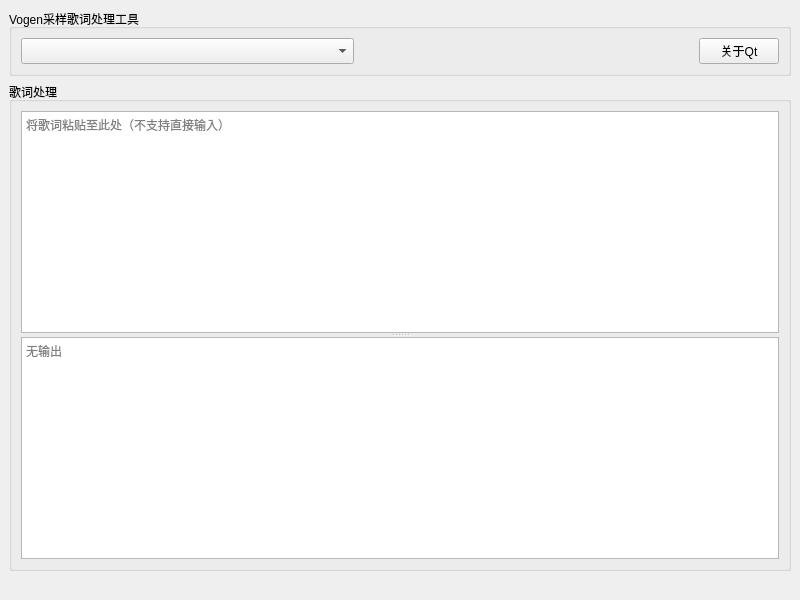
The window that mainwindow.ui (FangCunWuChang/VogenLyricer) describes before a commit, drawn with Qt 5.
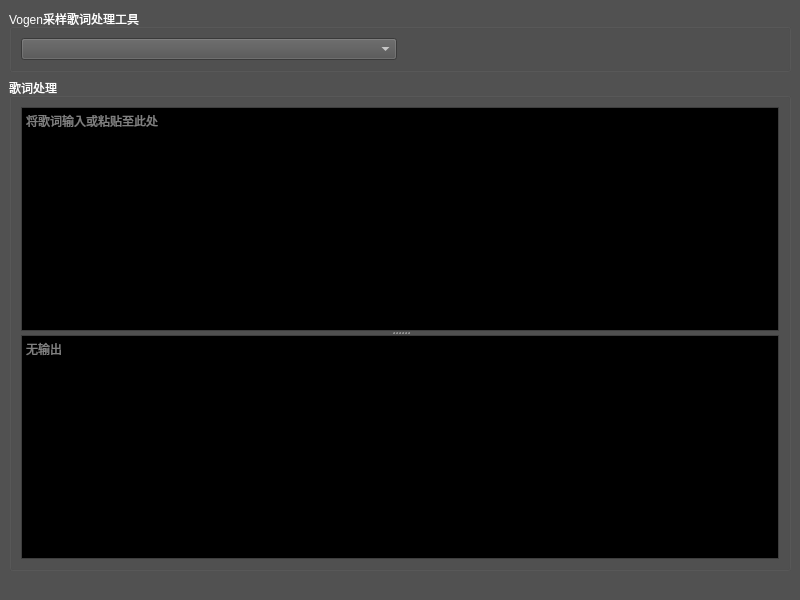
The same window after the commit. Icons and pictures are not drawn.

The edit to the form file:
```diff
--- a/mainwindow.ui
+++ b/mainwindow.ui
@@ -10,6 +10,448 @@
     <height>600</height>
    </rect>
   </property>
+  <property name="palette">
+   <palette>
+    <active>
+     <colorrole role="WindowText">
+      <brush brushstyle="SolidPattern">
+       <color alpha="255">
+        <red>255</red>
+        <green>255</green>
+        <blue>255</blue>
+       </color>
+      </brush>
+     </colorrole>
+     <colorrole role="Button">
+      <brush brushstyle="SolidPattern">
+       <color alpha="255">
+        <red>81</red>
+        <green>81</green>
+        <blue>81</blue>
+       </color>
+      </brush>
+     </colorrole>
+     <colorrole role="Light">
+      <brush brushstyle="SolidPattern">
+       <color alpha="255">
+        <red>121</red>
+        <green>121</green>
+        <blue>121</blue>
+       </color>
+      </brush>
+     </colorrole>
+     <colorrole role="Midlight">
+      <brush brushstyle="SolidPattern">
+       <color alpha="255">
+        <red>101</red>
+        <green>101</green>
+        <blue>101</blue>
+       </color>
+      </brush>
+     </colorrole>
+     <colorrole role="Dark">
+      <brush brushstyle="SolidPattern">
+       <color alpha="255">
+        <red>40</red>
+        <green>40</green>
+        <blue>40</blue>
+       </color>
+      </brush>
+     </colorrole>
+     <colorrole role="Mid">
+      <brush brushstyle="SolidPattern">
+       <color alpha="255">
+        <red>54</red>
+        <green>54</green>
+        <blue>54</blue>
+       </color>
+      </brush>
+     </colorrole>
+     <colorrole role="Text">
+      <brush brushstyle="SolidPattern">
+       <color alpha="255">
+        <red>255</red>
+        <green>255</green>
+        <blue>255</blue>
+       </color>
+      </brush>
+     </colorrole>
+     <colorrole role="BrightText">
+      <brush brushstyle="SolidPattern">
+       <color alpha="255">
+        <red>255</red>
+        <green>255</green>
+        <blue>255</blue>
+       </color>
+      </brush>
+     </colorrole>
+     <colorrole role="ButtonText">
+      <brush brushstyle="SolidPattern">
+       <color alpha="255">
+        <red>255</red>
+        <green>255</green>
+        <blue>255</blue>
+       </color>
+      </brush>
+     </colorrole>
+     <colorrole role="Base">
+      <brush brushstyle="SolidPattern">
+       <color alpha="255">
+        <red>0</red>
+        <green>0</green>
+        <blue>0</blue>
+       </color>
+      </brush>
+     </colorrole>
+     <colorrole role="Window">
+      <brush brushstyle="SolidPattern">
+       <color alpha="255">
+        <red>81</red>
+        <green>81</green>
+        <blue>81</blue>
+       </color>
+      </brush>
+     </colorrole>
+     <colorrole role="Shadow">
+      <brush brushstyle="SolidPattern">
+       <color alpha="255">
+        <red>0</red>
+        <green>0</green>
+        <blue>0</blue>
+       </color>
+      </brush>
+     </colorrole>
+     <colorrole role="AlternateBase">
+      <brush brushstyle="SolidPattern">
+       <color alpha="255">
+        <red>40</red>
+        <green>40</green>
+        <blue>40</blue>
+       </color>
+      </brush>
+     </colorrole>
+     <colorrole role="ToolTipBase">
+      <brush brushstyle="SolidPattern">
+       <color alpha="255">
+        <red>255</red>
+        <green>255</green>
+        <blue>220</blue>
+       </color>
+      </brush>
+     </colorrole>
+     <colorrole role="ToolTipText">
+      <brush brushstyle="SolidPattern">
+       <color alpha="255">
+        <red>0</red>
+        <green>0</green>
+        <blue>0</blue>
+       </color>
+      </brush>
+     </colorrole>
+     <colorrole role="PlaceholderText">
+      <brush brushstyle="SolidPattern">
+       <color alpha="128">
+        <red>255</red>
+        <green>255</green>
+        <blue>255</blue>
+       </color>
+      </brush>
+     </colorrole>
+    </active>
+    <inactive>
+     <colorrole role="WindowText">
+      <brush brushstyle="SolidPattern">
+       <color alpha="255">
+        <red>255</red>
+        <green>255</green>
+        <blue>255</blue>
+       </color>
+      </brush>
+     </colorrole>
+     <colorrole role="Button">
+      <brush brushstyle="SolidPattern">
+       <color alpha="255">
+        <red>81</red>
+        <green>81</green>
+        <blue>81</blue>
+       </color>
+      </brush>
+     </colorrole>
+     <colorrole role="Light">
+      <brush brushstyle="SolidPattern">
+       <color alpha="255">
+        <red>121</red>
+        <green>121</green>
+        <blue>121</blue>
+       </color>
+      </brush>
+     </colorrole>
+     <colorrole role="Midlight">
+      <brush brushstyle="SolidPattern">
+       <color alpha="255">
+        <red>101</red>
+        <green>101</green>
+        <blue>101</blue>
+       </color>
+      </brush>
+     </colorrole>
+     <colorrole role="Dark">
+      <brush brushstyle="SolidPattern">
+       <color alpha="255">
+        <red>40</red>
+        <green>40</green>
+        <blue>40</blue>
+       </color>
+      </brush>
+     </colorrole>
+     <colorrole role="Mid">
+      <brush brushstyle="SolidPattern">
+       <color alpha="255">
+        <red>54</red>
+        <green>54</green>
+        <blue>54</blue>
+       </color>
+      </brush>
+     </colorrole>
+     <colorrole role="Text">
+      <brush brushstyle="SolidPattern">
+       <color alpha="255">
+        <red>255</red>
+        <green>255</green>
+        <blue>255</blue>
+       </color>
+      </brush>
+     </colorrole>
+     <colorrole role="BrightText">
+      <brush brushstyle="SolidPattern">
+       <color alpha="255">
+        <red>255</red>
+        <green>255</green>
+        <blue>255</blue>
+       </color>
+      </brush>
+     </colorrole>
+     <colorrole role="ButtonText">
+      <brush brushstyle="SolidPattern">
+       <color alpha="255">
+        <red>255</red>
+        <green>255</green>
+        <blue>255</blue>
+       </color>
+      </brush>
+     </colorrole>
+     <colorrole role="Base">
+      <brush brushstyle="SolidPattern">
+       <color alpha="255">
+        <red>0</red>
+        <green>0</green>
+        <blue>0</blue>
+       </color>
+      </brush>
+     </colorrole>
+     <colorrole role="Window">
+      <brush brushstyle="SolidPattern">
+       <color alpha="255">
+        <red>81</red>
+        <green>81</green>
+        <blue>81</blue>
+       </color>
+      </brush>
+     </colorrole>
+     <colorrole role="Shadow">
+      <brush brushstyle="SolidPattern">
+       <color alpha="255">
+        <red>0</red>
+        <green>0</green>
+        <blue>0</blue>
+       </color>
+      </brush>
+     </colorrole>
+     <colorrole role="AlternateBase">
+      <brush brushstyle="SolidPattern">
+       <color alpha="255">
+        <red>40</red>
+        <green>40</green>
+        <blue>40</blue>
+       </color>
+      </brush>
+     </colorrole>
+     <colorrole role="ToolTipBase">
+      <brush brushstyle="SolidPattern">
+       <color alpha="255">
+        <red>255</red>
+        <green>255</green>
+        <blue>220</blue>
+       </color>
+      </brush>
+     </colorrole>
+     <colorrole role="ToolTipText">
+      <brush brushstyle="SolidPattern">
+       <color alpha="255">
+        <red>0</red>
+        <green>0</green>
+        <blue>0</blue>
+       </color>
+      </brush>
+     </colorrole>
+     <colorrole role="PlaceholderText">
+      <brush brushstyle="SolidPattern">
+       <color alpha="128">
+        <red>255</red>
+        <green>255</green>
+        <blue>255</blue>
+       </color>
+      </brush>
+     </colorrole>
+    </inactive>
+    <disabled>
+     <colorrole role="WindowText">
+      <brush brushstyle="SolidPattern">
+       <color alpha="255">
+        <red>40</red>
+        <green>40</green>
+        <blue>40</blue>
+       </color>
+      </brush>
+     </colorrole>
+     <colorrole role="Button">
+      <brush brushstyle="SolidPattern">
+       <color alpha="255">
+        <red>81</red>
+        <green>81</green>
+        <blue>81</blue>
+       </color>
+      </brush>
+     </colorrole>
+     <colorrole role="Light">
+      <brush brushstyle="SolidPattern">
+       <color alpha="255">
+        <red>121</red>
+        <green>121</green>
+        <blue>121</blue>
+       </color>
+      </brush>
+     </colorrole>
+     <colorrole role="Midlight">
+      <brush brushstyle="SolidPattern">
+       <color alpha="255">
+        <red>101</red>
+        <green>101</green>
+        <blue>101</blue>
+       </color>
+      </brush>
+     </colorrole>
+     <colorrole role="Dark">
+      <brush brushstyle="SolidPattern">
+       <color alpha="255">
+        <red>40</red>
+        <green>40</green>
+        <blue>40</blue>
+       </color>
+      </brush>
+     </colorrole>
+     <colorrole role="Mid">
+      <brush brushstyle="SolidPattern">
+       <color alpha="255">
+        <red>54</red>
+        <green>54</green>
+        <blue>54</blue>
+       </color>
+      </brush>
+     </colorrole>
+     <colorrole role="Text">
+      <brush brushstyle="SolidPattern">
+       <color alpha="255">
+        <red>40</red>
+        <green>40</green>
+        <blue>40</blue>
+       </color>
+      </brush>
+     </colorrole>
+     <colorrole role="BrightText">
+      <brush brushstyle="SolidPattern">
+       <color alpha="255">
+        <red>255</red>
+        <green>255</green>
+        <blue>255</blue>
+       </color>
+      </brush>
+     </colorrole>
+     <colorrole role="ButtonText">
+      <brush brushstyle="SolidPattern">
+       <color alpha="255">
+        <red>40</red>
+        <green>40</green>
+        <blue>40</blue>
+       </color>
+      </brush>
+     </colorrole>
+     <colorrole role="Base">
+      <brush brushstyle="SolidPattern">
+       <color alpha="255">
+        <red>81</red>
+        <green>81</green>
+        <blue>81</blue>
+       </color>
+      </brush>
+     </colorrole>
+     <colorrole role="Window">
+      <brush brushstyle="SolidPattern">
+       <color alpha="255">
+        <red>81</red>
+        <green>81</green>
+        <blue>81</blue>
+       </color>
+      </brush>
+     </colorrole>
+     <colorrole role="Shadow">
+      <brush brushstyle="SolidPattern">
+       <color alpha="255">
+        <red>0</red>
+        <green>0</green>
+        <blue>0</blue>
+       </color>
+      </brush>
+     </colorrole>
+     <colorrole role="AlternateBase">
+      <brush brushstyle="SolidPattern">
+       <color alpha="255">
+        <red>81</red>
+        <green>81</green>
+        <blue>81</blue>
+       </color>
+      </brush>
+     </colorrole>
+     <colorrole role="ToolTipBase">
+      <brush brushstyle="SolidPattern">
+       <color alpha="255">
+        <red>255</red>
+        <green>255</green>
+        <blue>220</blue>
+       </color>
+      </brush>
+     </colorrole>
+     <colorrole role="ToolTipText">
+      <brush brushstyle="SolidPattern">
+       <color alpha="255">
+        <red>0</red>
+        <green>0</green>
+        <blue>0</blue>
+       </color>
+      </brush>
+     </colorrole>
+     <colorrole role="PlaceholderText">
+      <brush brushstyle="SolidPattern">
+       <color alpha="128">
+        <red>255</red>
+        <green>255</green>
+        <blue>255</blue>
+       </color>
+      </brush>
+     </colorrole>
+    </disabled>
+   </palette>
+  </property>
   <property name="windowTitle">
    <string>Vogen采样歌词处理</string>
   </property>
@@ -25,16 +467,6 @@
        <string>Vogen采样歌词处理工具</string>
       </property>
       <layout class="QGridLayout" name="gridLayout">
-       <item row="0" column="0">
-        <widget class="QComboBox" name="dics">
-         <property name="sizePolicy">
-          <sizepolicy hsizetype="Minimum" vsizetype="Minimum">
-           <horstretch>0</horstretch>
-           <verstretch>0</verstretch>
-          </sizepolicy>
-         </property>
-        </widget>
-       </item>
        <item row="0" column="1">
         <widget class="QLabel" name="about">
          <property name="sizePolicy">
@@ -48,17 +480,14 @@
          </property>
         </widget>
        </item>
-       <item row="0" column="2">
-        <widget class="QPushButton" name="aboutQt">
+       <item row="0" column="0">
+        <widget class="QComboBox" name="dics">
          <property name="sizePolicy">
-          <sizepolicy hsizetype="Maximum" vsizetype="Minimum">
+          <sizepolicy hsizetype="Minimum" vsizetype="Minimum">
            <horstretch>0</horstretch>
            <verstretch>0</verstretch>
           </sizepolicy>
          </property>
-         <property name="text">
-          <string>关于Qt</string>
-         </property>
         </widget>
        </item>
       </layout>
@@ -80,12 +509,12 @@
          </property>
          <widget class="QPlainTextEdit" name="source">
           <property name="placeholderText">
-           <string>将歌词粘贴至此处（不支持直接输入）</string>
+           <string>将歌词输入或粘贴至此处</string>
           </property>
          </widget>
          <widget class="QPlainTextEdit" name="out">
           <property name="readOnly">
-           <bool>true</bool>
+           <bool>false</bool>
           </property>
           <property name="placeholderText">
            <string>无输出</string>
```
